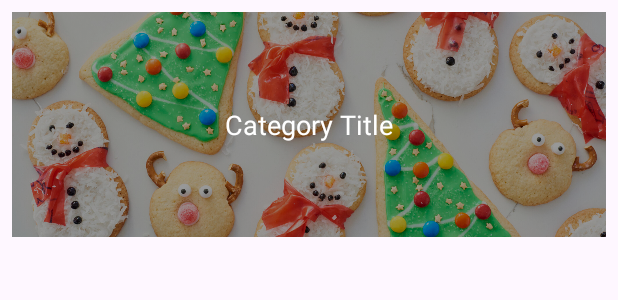
After one commit to royrubin1/RubinLavi_Roy_practicaPMDM, an Android app: the layout category_item.xml on its own in the app's theme, with its tools: preview values and no code run, on a phone screen of 412 x 824 dp. The commit adds this screen. Shown: the top 300 px of the screen. Run offline under Robolectric (Android 15) with nearby library versions, the light colour scheme and no system bars.

Commit message:
Category List Design And initial Data Class Have Been Added

```diff
--- a/app/build.gradle.kts
+++ b/app/build.gradle.kts
@@ -36,6 +36,9 @@ android {
 }
 
 dependencies {
+    implementation("androidx.room:room-runtime:2.6.1")
+    annotationProcessor("androidx.room:room-compiler:2.6.1")
+    implementation("androidx.room:room-ktx:2.6.1")
 
     implementation("androidx.core:core-ktx:1.9.0")
     implementation("androidx.appcompat:appcompat:1.6.1")
--- a/app/src/main/AndroidManifest.xml
+++ b/app/src/main/AndroidManifest.xml
@@ -21,6 +21,7 @@
                 <category android:name="android.intent.category.LAUNCHER" />
             </intent-filter>
         </activity>
+        <activity android:name=".CategoryListActivity"/>
     </application>
 
 </manifest>
--- /dev/null
+++ b/app/src/main/java/dam/islasfilipinas/rubinlavi_roy_practicapmdm/Categories.java
@@ -0,0 +1,5 @@
+package dam.islasfilipinas.rubinlavi_roy_practicapmdm;
+
+public enum Categories {
+    Entradas, Principales, Postres, Bebidas, Niños
+}
--- /dev/null
+++ b/app/src/main/java/dam/islasfilipinas/rubinlavi_roy_practicapmdm/RecipeAdapter.kt
@@ -0,0 +1,4 @@
+package dam.islasfilipinas.rubinlavi_roy_practicapmdm
+
+class RecipeAdapter {
+}
--- a/app/src/main/res/drawable/button_background.xml
+++ b/app/src/main/res/drawable/button_background.xml
@@ -1,6 +1,5 @@
 <?xml version="1.0" encoding="utf-8"?>
 <shape xmlns:android="http://schemas.android.com/apk/res/android">
     <solid android:color="@color/white"/>
-
     <corners android:radius="20dp"/> <!-- Rounded corners -->
 </shape>
--- a/app/src/main/res/layout/activity_main.xml
+++ b/app/src/main/res/layout/activity_main.xml
@@ -11,9 +11,10 @@
     <androidx.appcompat.widget.AppCompatButton
         android:layout_width="wrap_content"
         android:layout_height="wrap_content"
+        android:id="@+id/start_button"
         android:background="@drawable/button_background"
         android:text="@string/start_button_text"
-        app:cornerRadius="20pt"
+        android:width="130dp"
         app:layout_constraintBottom_toBottomOf="parent"
         app:layout_constraintEnd_toEndOf="parent"
         app:layout_constraintStart_toStartOf="parent"
--- /dev/null
+++ b/app/src/main/res/layout/category_item.xml
@@ -0,0 +1,24 @@
+<?xml version="1.0" encoding="utf-8"?>
+<FrameLayout xmlns:android="http://schemas.android.com/apk/res/android"
+    android:layout_width="match_parent"
+    android:layout_height="wrap_content"
+    android:padding="8dp">
+
+    <ImageView
+        android:id="@+id/item_image"
+        android:layout_width="match_parent"
+        android:layout_height="150dp"
+        android:scaleType="centerCrop"
+        android:src="@drawable/chirstmas_cookies" />
+
+    <TextView
+        android:id="@+id/item_text"
+        android:layout_width="match_parent"
+        android:layout_height="match_parent"
+        android:layout_gravity="bottom"
+        android:background="#66000000"
+        android:gravity="center"
+        android:text="Category Title"
+        android:textColor="#FFFFFF"
+        android:textSize="18sp" />
+</FrameLayout>
```
Also changed, not shown: app/src/main/java/dam/islasfilipinas/rubinlavi_roy_practicapmdm/CategoryListActivity.kt (added, +11 -0 lines), app/src/main/java/dam/islasfilipinas/rubinlavi_roy_practicapmdm/MainActivity.kt (+7 -0 lines), app/src/main/java/dam/islasfilipinas/rubinlavi_roy_practicapmdm/Recipe.kt (added, +11 -0 lines), app/src/main/res/layout/activity_category_list.xml (added, +33 -0 lines), app/src/main/res/drawable/chirstmas_cookies.jpg (added).
